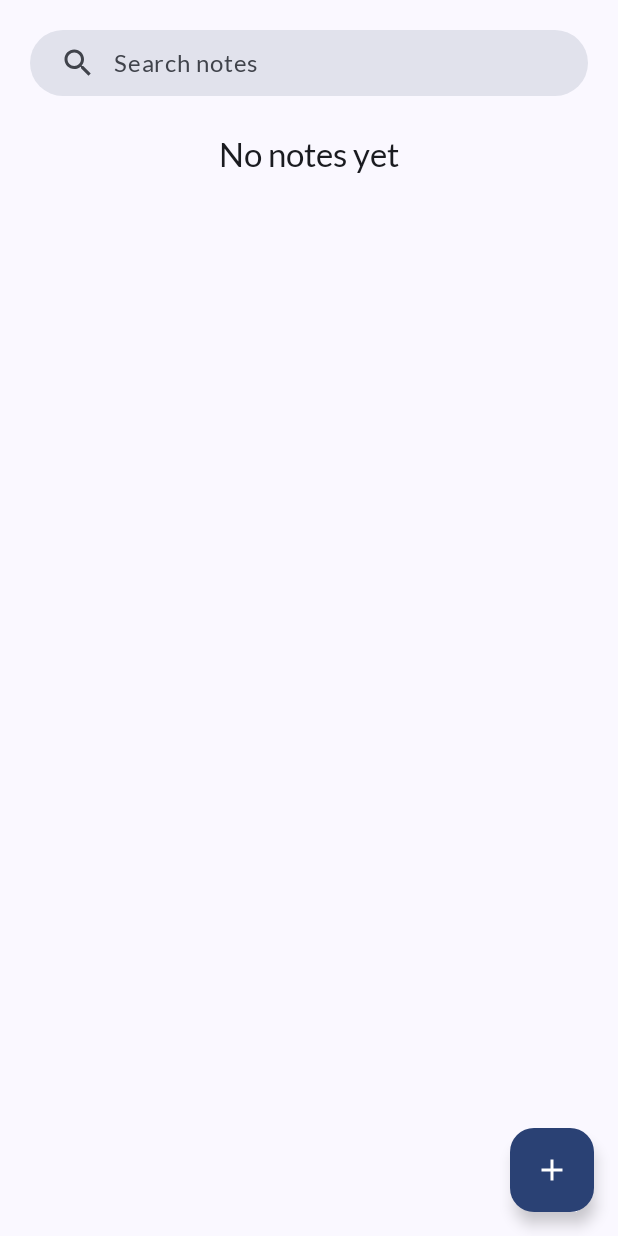
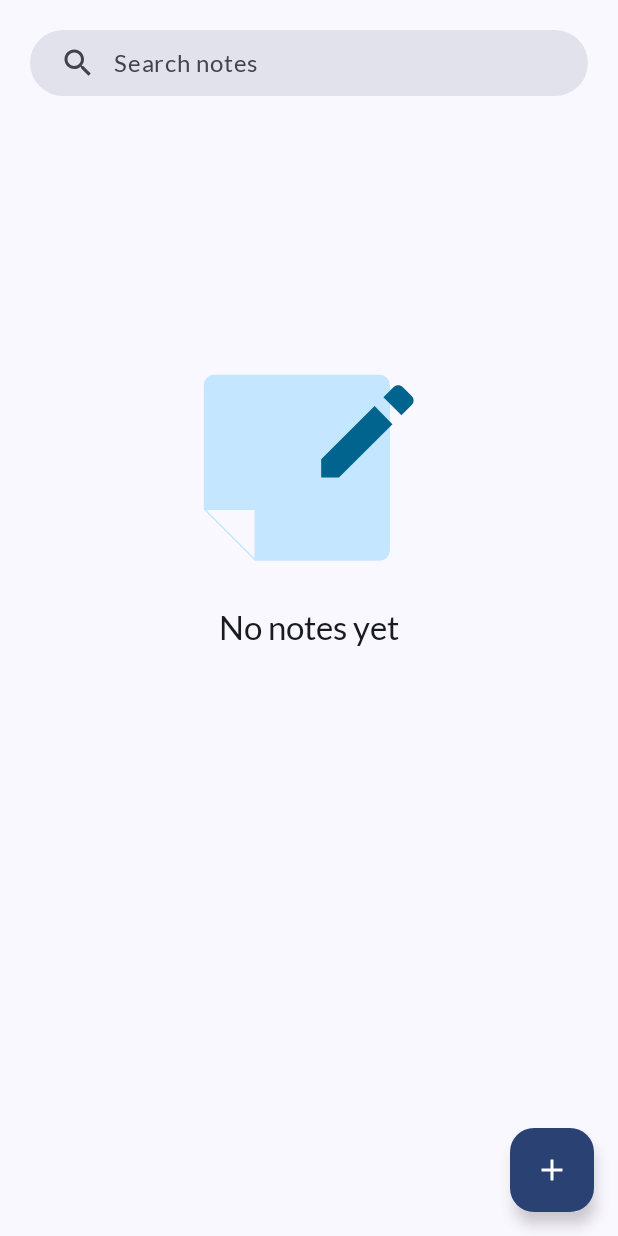
Before and after one commit to ajailani4/tonotes, an Android app built with Jetpack Compose: the screen it shows after launch (MainActivity), on a phone screen of 412 x 824 dp. Run offline under Robolectric (Android 15) with nearby library versions, the phone set to English and light mode, and no system bars; our stand-ins replace Dagger/Hilt's generated code, Room's generated code.

Commit message:
Add empty notes illustration

```diff
--- /dev/null
+++ b/core/src/main/res/drawable/img_empty_notes.xml
@@ -0,0 +1,19 @@
+<vector xmlns:android="http://schemas.android.com/apk/res/android"
+    android:width="142dp"
+    android:height="125dp"
+    android:viewportWidth="142"
+    android:viewportHeight="125">
+  <path
+      android:pathData="M1,7.47V90.21H34.84V124H117.69C119.41,124 121.06,123.32 122.27,122.1C123.49,120.89 124.17,119.24 124.17,117.53V7.47C124.17,5.76 123.49,4.11 122.27,2.9C121.06,1.68 119.41,1 117.69,1H7.48C5.76,1 4.11,1.68 2.9,2.9C1.68,4.11 1,5.76 1,7.47ZM1,90.21L34.84,124L1,90.21Z"
+      android:fillColor="#C4E7FF"/>
+  <path
+      android:strokeWidth="1"
+      android:pathData="M1,90.21L34.84,124M1,7.47V90.21H34.84V124H117.69C119.41,124 121.06,123.32 122.27,122.1C123.49,120.89 124.17,119.24 124.17,117.53V7.47C124.17,5.76 123.49,4.11 122.27,2.9C121.06,1.68 119.41,1 117.69,1H7.48C5.76,1 4.11,1.68 2.9,2.9C1.68,4.11 1,5.76 1,7.47V7.47Z"
+      android:strokeLineJoin="round"
+      android:fillColor="#00000000"
+      android:strokeColor="#C4E7FF"
+      android:strokeLineCap="round"/>
+  <path
+      android:pathData="M78.79,68.97V56.85L114.39,21.4L126.31,33.45L90.65,68.97H78.79ZM133.13,8.71C132.33,7.92 131.26,7.47 130.13,7.47C129.01,7.47 127.93,7.92 127.13,8.71L120.27,15.54L132.28,27.5L139.14,20.67C139.53,20.28 139.84,19.81 140.06,19.3C140.27,18.79 140.38,18.24 140.38,17.68C140.38,17.13 140.27,16.58 140.06,16.06C139.84,15.55 139.53,15.08 139.14,14.69L133.13,8.71Z"
+      android:fillColor="#00658E"/>
+</vector>
--- /dev/null
+++ b/core/src/main/res/values-night/colors.xml
@@ -0,0 +1,5 @@
+<?xml version="1.0" encoding="utf-8"?>
+<resources>
+    <color name="primary">#7FCFFF</color>
+    <color name="primaryContainer">#004C6C</color>
+</resources>
--- /dev/null
+++ b/core/src/main/res/values/colors.xml
@@ -0,0 +1,5 @@
+<?xml version="1.0" encoding="utf-8"?>
+<resources>
+    <color name="primary">#00658E</color>
+    <color name="primaryContainer">#C4E7FF</color>
+</resources>
--- a/note/note_ui/src/main/java/com/tonotes/note_ui/home/HomeScreen.kt
+++ b/note/note_ui/src/main/java/com/tonotes/note_ui/home/HomeScreen.kt
@@ -2,6 +2,7 @@ package com.tonotes.note_ui.home
 
 import android.app.Activity
 import android.view.WindowManager
+import androidx.compose.foundation.Image
 import androidx.compose.foundation.background
 import androidx.compose.foundation.layout.*
 import androidx.compose.foundation.lazy.LazyColumn
@@ -25,6 +26,7 @@ import androidx.compose.ui.platform.LocalContext
 import androidx.compose.ui.platform.LocalFocusManager
 import androidx.compose.ui.platform.LocalSoftwareKeyboardController
 import androidx.compose.ui.platform.SoftwareKeyboardController
+import androidx.compose.ui.res.painterResource
 import androidx.compose.ui.res.stringResource
 import androidx.compose.ui.text.input.ImeAction
 import androidx.compose.ui.unit.dp
@@ -102,10 +104,17 @@ fun HomeScreen(
                                 }
                             } else {
                                 item {
-                                    Box(
-                                        modifier = Modifier.fillMaxSize(),
-                                        contentAlignment = Alignment.Center
+                                    Column(
+                                        modifier = Modifier
+                                            .fillMaxSize()
+                                            .padding(top = 160.dp),
+                                        horizontalAlignment = Alignment.CenterHorizontally
                                     ) {
+                                        Image(
+                                            painter = painterResource(id = R.drawable.img_empty_notes),
+                                            contentDescription = "Empty notes illustration"
+                                        )
+                                        Spacer(modifier = Modifier.height(30.dp))
                                         Text(
                                             text = stringResource(id = R.string.no_notes),
                                             style = MaterialTheme.typography.titleLarge
```
